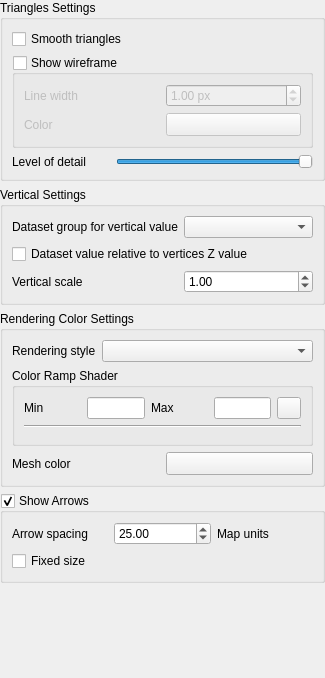
This is src/ui/3d/qgsmesh3dpropswidget.ui in qgis/QGIS as Qt 5 draws it before an edit. The edited form follows.
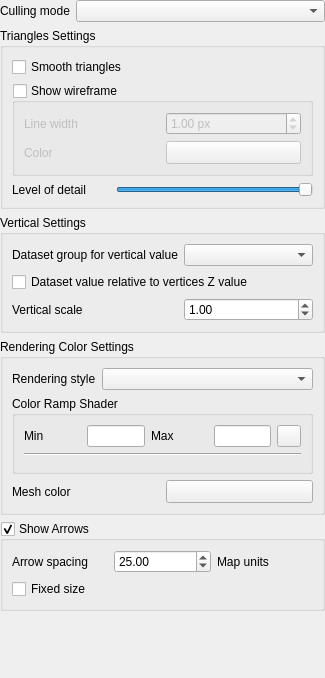
This is the edited form. Icons and pictures are not drawn. Custom widgets are drawn as their Qt base class.

Commit message: qgsmesh3dsymbolwidget: Add an option to set culling mode

The edit to the form file:
```diff
--- a/src/ui/3d/qgsmesh3dpropswidget.ui
+++ b/src/ui/3d/qgsmesh3dpropswidget.ui
@@ -26,6 +26,20 @@
    <property name="bottomMargin">
     <number>0</number>
    </property>
+   <item>
+    <layout class="QFormLayout" name="cullingModeFormLayout">
+     <item row="0" column="0">
+      <widget class="QLabel" name="mCullingModeLabel">
+       <property name="text">
+        <string>Culling mode</string>
+       </property>
+      </widget>
+     </item>
+     <item row="0" column="1">
+      <widget class="QComboBox" name="mCullingMode"/>
+     </item>
+    </layout>
+   </item>
    <item>
     <widget class="QgsCollapsibleGroupBox" name="mGroupBoxTrianglesSettings">
      <property name="title">
```
Left out of the diff: 1 changed line with no effect on the pictures. The commit also changes 1 other file.
